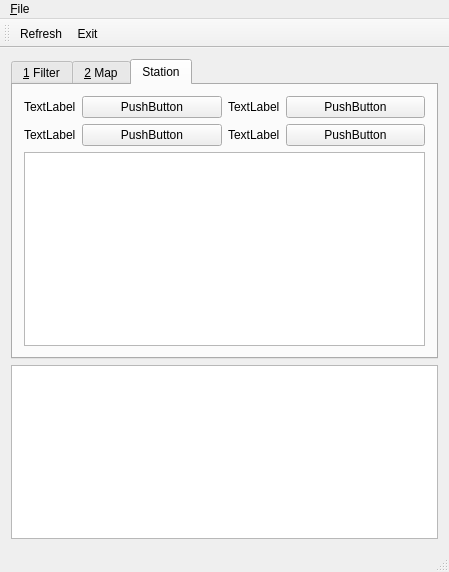
The window that provamimainwindow.ui (ARPA-SIMC/provami) describes before a commit, drawn with Qt 5.
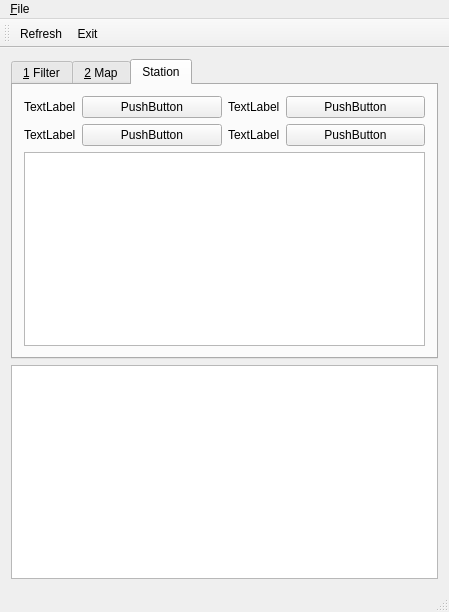
The same window after the commit. The open tabs and pages were chosen to show the change. Custom widgets are drawn as their Qt base class.

```diff
--- a/provamimainwindow.ui
+++ b/provamimainwindow.ui
@@ -7,7 +7,7 @@
     <x>0</x>
     <y>0</y>
     <width>449</width>
-    <height>572</height>
+    <height>612</height>
    </rect>
   </property>
   <property name="sizePolicy">
```
Left out of the diff: 12 changed lines with no effect on the pictures.
